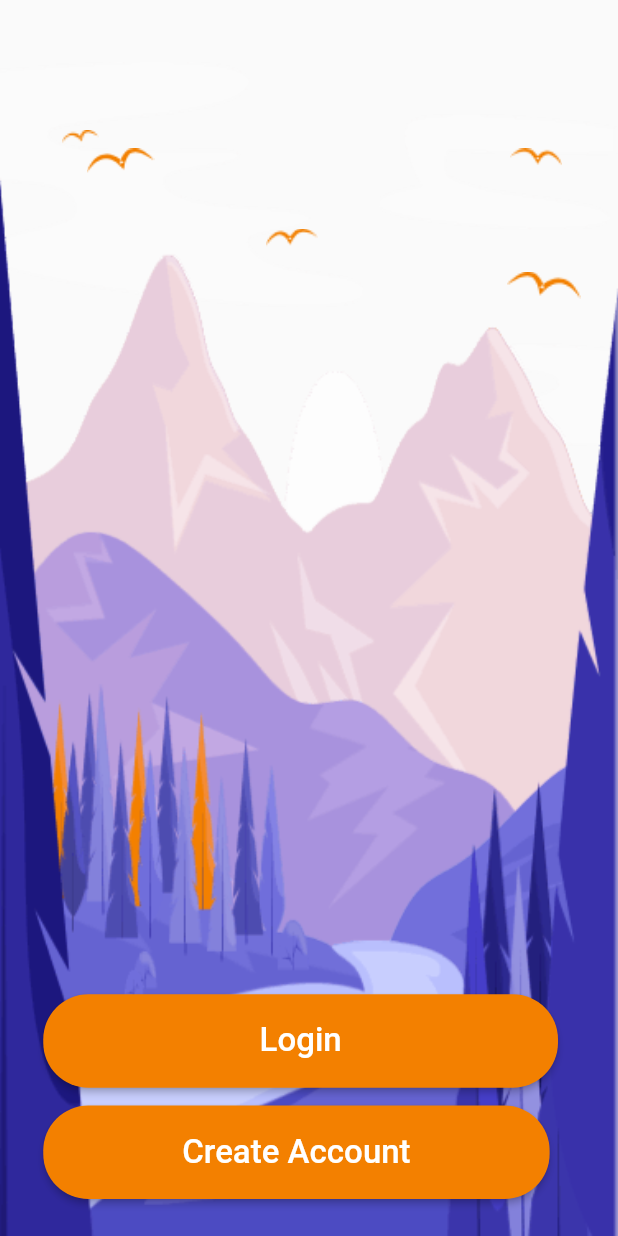
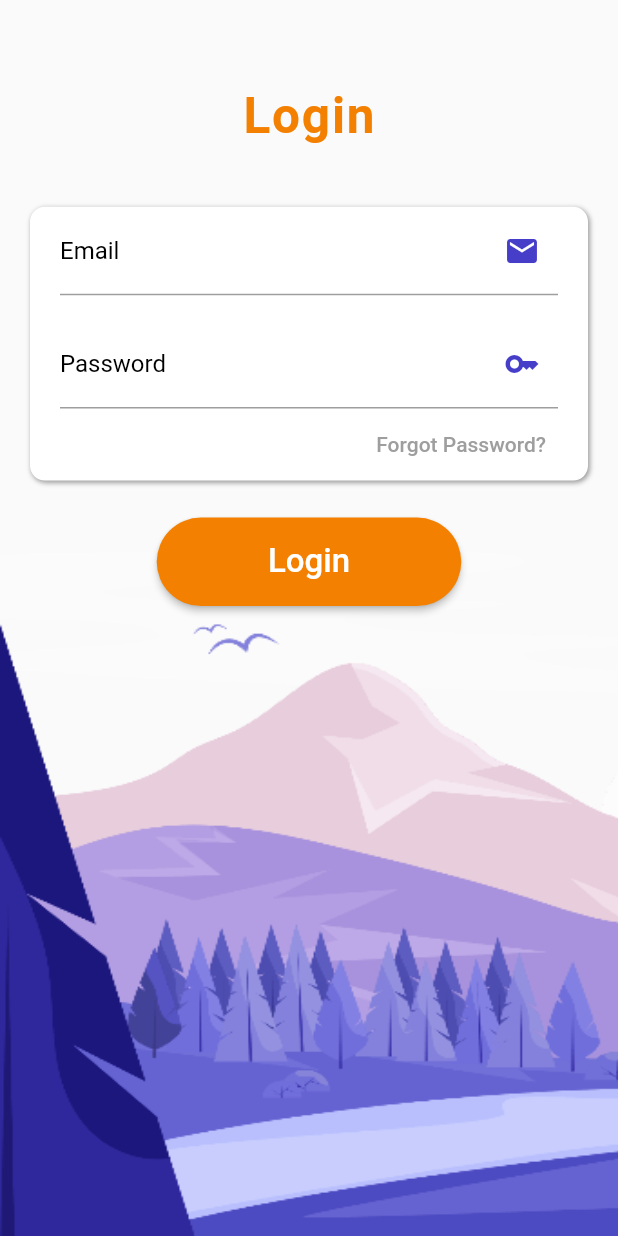
Before and after one commit to Wenster007/DreamTours-Travel-App, a Flutter app: the SplaceScreen screen opened directly, after a tap on "Login", on a phone screen of 412 x 824 dp. Run offline on Flutter 3.47's test engine with Material 2 defaults, Android fonts, the light colour scheme and no system bars; our stand-ins replace google_fonts, shared_preferences; accounts and stored records are empty.

Commit message:
Removed the bugs from signup validation and connected firebase. Also created the login screen.

```diff
--- a/lib/main.dart
+++ b/lib/main.dart
@@ -32,9 +32,9 @@ class MyApp extends StatelessWidget {
           final bool hasSeen = snapshot.data!;
 
           if (hasSeen) {
-            return MaterialApp(
+            return const MaterialApp(
               debugShowCheckedModeBanner: false,
-              home: SignUpScreen(),
+              home: WelcomeScreen(),
             );
           } else {
             return const MaterialApp(
--- /dev/null
+++ b/lib/screens/login_screen.dart
@@ -0,0 +1,161 @@
+import 'package:flutter/material.dart';
+
+class LoginScreen extends StatefulWidget {
+  const LoginScreen({Key? key}) : super(key: key);
+
+  @override
+  State<LoginScreen> createState() => _LoginScreenState();
+}
+
+class _LoginScreenState extends State<LoginScreen> {
+  final _key = GlobalKey<FormState>();
+
+  @override
+  Widget build(BuildContext context) {
+    final double height = MediaQuery.of(context).size.height;
+    final double width = MediaQuery.of(context).size.width;
+
+    return Scaffold(
+      resizeToAvoidBottomInset: false,
+      body: SafeArea(
+        child: Stack(
+          children: [
+            Positioned(
+              bottom: 0,
+              child: Image.asset(
+                "assets/images/signup/background.png",
+                fit: BoxFit.fill,
+                width: width * 1.1,
+                height: height * 0.6,
+              ),
+            ),
+            Positioned(
+              width: width,
+              top: height * 0.07,
+              child: Column(
+                crossAxisAlignment: CrossAxisAlignment.center,
+                children: [
+                  const Text(
+                    "Login",
+                    style: TextStyle(
+                      fontSize: 33,
+                      color: Color(0xFFf38000),
+                      fontWeight: FontWeight.bold,
+                      letterSpacing: 1.2,
+                    ),
+                  ),
+                  SizedBox(
+                    height: height * 0.05,
+                  ),
+                  Padding(
+                    padding: const EdgeInsets.symmetric(horizontal: 20),
+                    child: IntrinsicHeight(
+                      child: Container(
+                        decoration: BoxDecoration(
+                            borderRadius: BorderRadius.circular(10),
+                            color: const Color(0xFFFFFFFF),
+                            boxShadow: const [
+                              BoxShadow(
+                                  color: Colors.grey,
+                                  offset: Offset(1, 1),
+                                  blurRadius: 2),
+                            ]),
+                        padding: const EdgeInsets.symmetric(horizontal: 20),
+                        child: Form(
+                          key: _key,
+                          child: Column(
+                            children: [
+                              TextFormField(
+                                decoration: const InputDecoration(
+                                  label: Text(
+                                    "Email",
+                                    style: TextStyle(
+                                      color: Color(0xFF000000),
+                                      fontSize: 16,
+                                    ),
+                                  ),
+                                  suffixIcon: Icon(
+                                    Icons.mail,
+                                    color: Color(0xFF463EC9),
+                                  ),
+                                ),
+                                validator: (value) {
+                                  if (value == null ||
+                                      value.isEmpty ||
+                                      !value.contains("@") ||
+                                      value.trim().length <= 1) {
+                                    return "Incorrect Email Format";
+                                  }
+                                  return null;
+                                },
+                              ),
+                              SizedBox(
+                                height: height * 0.02,
+                              ),
+                              TextFormField(
+                                decoration: const InputDecoration(
+                                  label: Text(
+                                    "Password",
+                                    style: TextStyle(
+                                      color: Color(0xFF000000),
+                                      fontSize: 16,
+                                    ),
+                                  ),
+                                  suffixIcon: Icon(
+                                    Icons.key,
+                                    color: Color(0xFF463EC9),
+                                  ),
+                                ),
+                                validator: (value) {
+                                  //check the password with the database
+                                },
+                                keyboardType: TextInputType.text,
+                                obscureText: true,
+                              ),
+                              Row(
+                                mainAxisSize: MainAxisSize.max,
+                                mainAxisAlignment: MainAxisAlignment.end,
+                                children: [
+                                  TextButton(
+                                    onPressed: () {},
+                                    child: const Text("Forgot Password?", style: TextStyle(color: Colors.grey)),
+                                  ),
+                                ],
+                              ),
+                              const Spacer(),
+                            ],
+                          ),
+                        ),
+                      ),
+                    ),
+                  ),
+                  SizedBox(
+                    height: height * 0.03,
+                  ),
+                  MaterialButton(
+                    onPressed: () {},
+                    color: const Color(0xFFF38000),
+                    textColor: Colors.white,
+                    padding: EdgeInsets.symmetric(
+                      vertical: height * 0.02,
+                      horizontal: width * 0.18,
+                    ),
+                    shape: const RoundedRectangleBorder(
+                      borderRadius: BorderRadius.all(
+                        Radius.circular(30),
+                      ),
+                    ),
+                    child: const Text(
+                      "Login",
+                      style: TextStyle(fontSize: 22),
+                    ),
+                  ),
+                ],
+              ),
+            ),
+          ],
+        ),
+      ),
+    );
+  }
+}
--- a/lib/screens/splace_screen.dart
+++ b/lib/screens/splace_screen.dart
@@ -1,3 +1,5 @@
+import 'package:dreamtour/screens/login_screen.dart';
+import 'package:dreamtour/screens/signup_screen.dart';
 import 'package:flutter/material.dart';
 
 class SplaceScreen extends StatelessWidget {
@@ -72,7 +74,9 @@ class SplaceScreen extends StatelessWidget {
               left: width * 0.07,
               child: MaterialButton(
                 onPressed: () {
-                  //login button function
+                  Navigator.of(context).push(MaterialPageRoute(
+                    builder: (context) => const LoginScreen(),
+                  ));
                 },
                 color: const Color(0xFFF38000),
                 textColor: Colors.white,
@@ -96,13 +100,17 @@ class SplaceScreen extends StatelessWidget {
               left: width * 0.07,
               child: MaterialButton(
                 onPressed: () {
-                  //create account button function
+                  Navigator.of(context).push(
+                    MaterialPageRoute(
+                      builder: (context) => SignUpScreen(),
+                    ),
+                  );
                 },
                 color: const Color(0xFFF38000),
                 textColor: Colors.white,
                 padding: EdgeInsets.symmetric(
                   vertical: height * 0.022,
-                  horizontal: width * 0.225,
+                  horizontal: width * 0.222,
                 ),
                 shape: const RoundedRectangleBorder(
                   borderRadius: BorderRadius.all(
--- a/pubspec.yaml
+++ b/pubspec.yaml
@@ -37,6 +37,7 @@ dependencies:
   cupertino_icons: ^1.0.2
   google_fonts: ^4.0.4
   shared_preferences: ^2.2.0
+  http: ^1.1.0
 
 dev_dependencies:
   flutter_test:
```
Also changed, not shown: lib/screens/signup_screen.dart (+51 -19 lines), lib/widgets/signup_text_form_field.dart (deleted, +0 -32 lines), pubspec.lock.
